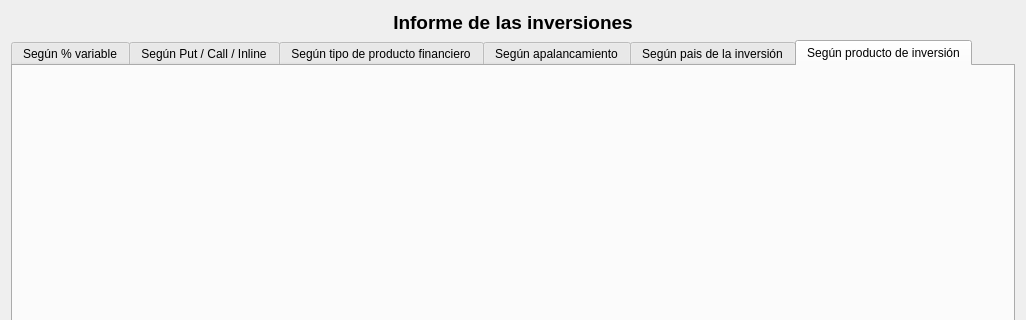
This is ui/wdgInformeClases.ui in turulomio/xulpymoney as Qt 5 draws it before an edit; both pictures show x 0 to 1026 and y 0 to 320 of the 1026 by 487 pixel window. The edited form follows.
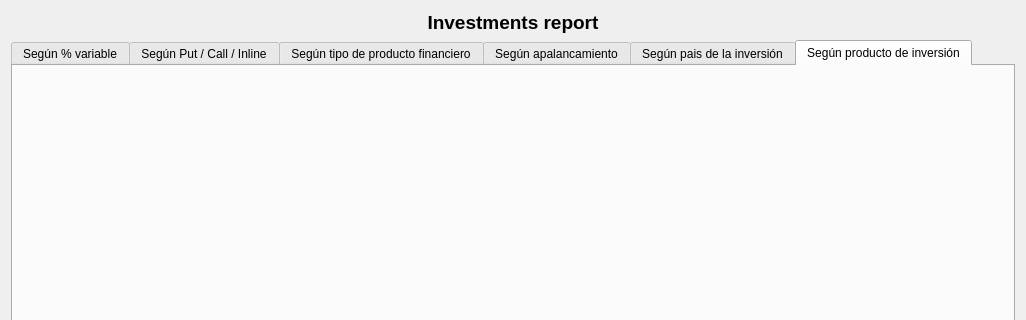
This is the edited form.

```diff
--- a/ui/wdgInformeClases.ui
+++ b/ui/wdgInformeClases.ui
@@ -32,7 +32,7 @@
         </font>
        </property>
        <property name="text">
-        <string>Informe de las inversiones</string>
+        <string>Investments report</string>
        </property>
        <property name="alignment">
         <set>Qt::AlignCenter</set>
```
Left out of the diff: 3 changed lines with no effect on the pictures.
